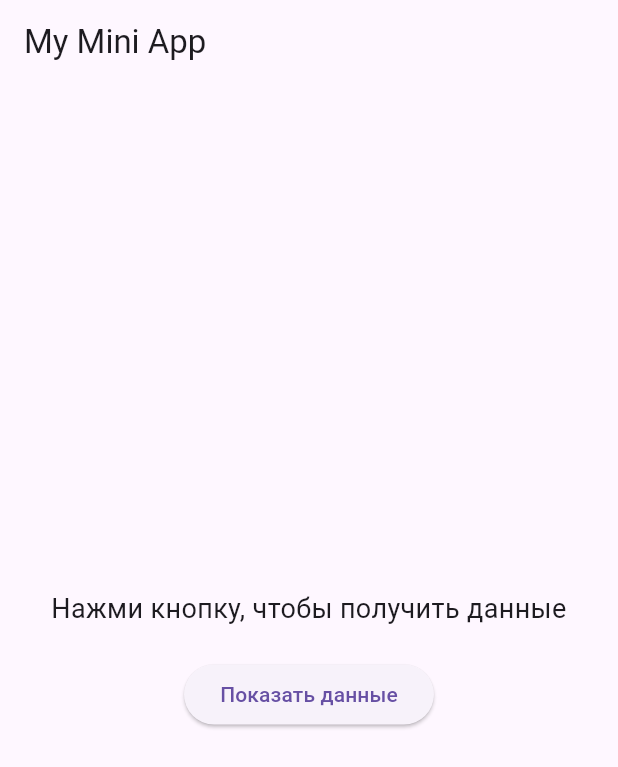
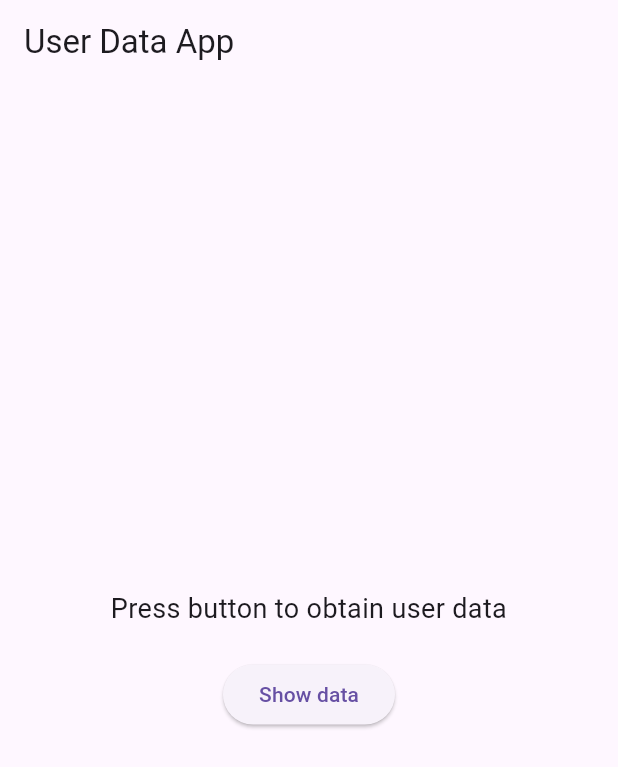
Before and after one commit to ilyin0/myapp, a Flutter app: the screen it shows after launch, on a phone screen of 412 x 824 dp. Shown: the top 767 px of the screen. Run offline on Flutter 3.47's test engine with Material 3 defaults, Android fonts, the phone set to English and light mode, and no system bars; missing offline and left inert: dart:js_interop.

Commit message:
Update data recieving

```diff
--- /dev/null
+++ b/lib/data/repository/user_data_repository.dart
@@ -0,0 +1,45 @@
+import 'package:myapp/domain/entity/user.dart';
+import 'package:myapp/domain/repository/user_repository.dart';
+
+import 'dart:js_interop';
+
+final class UserDataRepository implements UserRepository {
+  const UserDataRepository();
+
+  @override
+  User? getUser() {
+    final webApp = telegramWebApp as WebApp;
+    final user = webApp.initDataUnsafe.user;
+
+    if (user != null) {
+      return User(
+        id: user.id,
+        firstName: user.firstName,
+        lastName: user.lastName,
+      );
+    } else {
+      return null;
+    }
+  }
+}
+
+@JS('Telegram.WebApp')
+external JSObject get telegramWebApp;
+
+extension type WebApp(JSObject _) implements JSObject {
+  external WebAppInitData get initDataUnsafe;
+}
+
+extension type WebAppInitData(JSObject _) implements JSObject {
+  external WebAppUser? get user;
+}
+
+extension type WebAppUser(JSObject _) implements JSObject {
+  external int get id;
+
+  @JS('first_name')
+  external String get firstName;
+
+  @JS('last_name')
+  external String? get lastName;
+}
--- /dev/null
+++ b/lib/domain/entity/user.dart
@@ -0,0 +1,11 @@
+final class User {
+  const User({
+    required this.id,
+    required this.firstName,
+    required this.lastName,
+  });
+
+  final int id;
+  final String firstName;
+  final String? lastName;
+}
--- /dev/null
+++ b/lib/domain/repository/user_repository.dart
@@ -0,0 +1,5 @@
+import 'package:myapp/domain/entity/user.dart';
+
+abstract interface class UserRepository {
+  User? getUser();
+}
--- a/lib/main.dart
+++ b/lib/main.dart
@@ -1,5 +1,8 @@
-import 'package:flutter/material.dart';
-import 'dart:js_interop';
+import 'package:flutter/widgets.dart';
+import 'package:flutter/material.dart' as material;
+
+import 'package:myapp/data/repository/user_data_repository.dart';
+import 'package:myapp/domain/repository/user_repository.dart';
 
 void main() {
   runApp(const MyApp());
@@ -10,7 +13,10 @@ class MyApp extends StatelessWidget {
 
   @override
   Widget build(BuildContext context) {
-    return MaterialApp(theme: ThemeData.light(), home: const HomePage());
+    return material.MaterialApp(
+      theme: material.ThemeData.light(),
+      home: const HomePage(),
+    );
   }
 }
 
@@ -22,40 +28,40 @@ class HomePage extends StatefulWidget {
 }
 
 class _HomePageState extends State<HomePage> {
-  String userInfo = "Нажми кнопку, чтобы получить данные";
+  final UserRepository _userRepository = UserDataRepository();
+
+  String _info = "Press button to obtain user data";
 
   void showUserData() {
-    // Приводим глобальный объект к нашему типу WebApp
-    final webApp = telegramWebApp as WebApp;
-    final user = webApp.initDataUnsafe.user;
+    final user = _userRepository.getUser();
 
     setState(() {
       if (user != null) {
-        // Обратите внимание: поля теперь доступны как обычные свойства Dart
-        userInfo = "Имя: ${user.firstName} ${user.lastName ?? ''}\nID: ${user.id}";
+        _info =
+            "Name: ${user.firstName} ${user.lastName ?? ''}\nID: ${user.id}";
       } else {
-        userInfo = "Данные не найдены.\nЗапустите в Telegram!";
+        _info = "User data not found.\nRun in telegram!";
       }
     });
   }
 
   @override
   Widget build(BuildContext context) {
-    return Scaffold(
-      appBar: AppBar(title: const Text("My Mini App")),
+    return material.Scaffold(
+      appBar: material.AppBar(title: const Text("User Data App")),
       body: Center(
         child: Column(
           mainAxisAlignment: MainAxisAlignment.center,
           children: [
             Text(
-              userInfo,
+              _info,
               textAlign: TextAlign.center,
               style: const TextStyle(fontSize: 18),
             ),
             const SizedBox(height: 20),
-            ElevatedButton(
+            material.ElevatedButton(
               onPressed: showUserData,
-              child: const Text("Показать данные"),
+              child: const Text("Show data"),
             ),
           ],
         ),
@@ -63,26 +69,3 @@ class _HomePageState extends State<HomePage> {
     );
   }
 }
-
-// Указываем Dart, что объект Telegram живет в глобальном окне (window)
-@JS('Telegram.WebApp')
-external JSObject get telegramWebApp;
-
-// Описываем, какие поля мы хотим видеть у WebApp
-extension type WebApp(JSObject _) implements JSObject {
-  external WebAppInitData get initDataUnsafe;
-}
-
-extension type WebAppInitData(JSObject _) implements JSObject {
-  external WebAppUser? get user;
-}
-
-extension type WebAppUser(JSObject _) implements JSObject {
-  external int get id;
-
-  @JS('first_name')
-  external String get firstName;
-
-  @JS('last_name')
-  external String? get lastName;
-}
```
